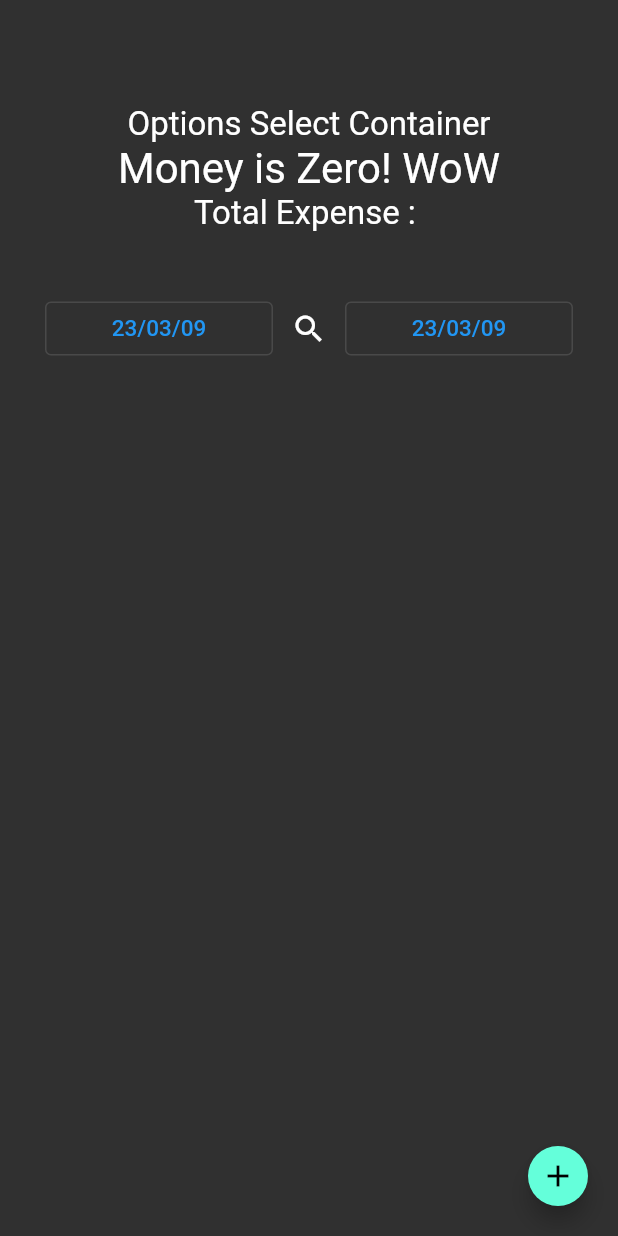
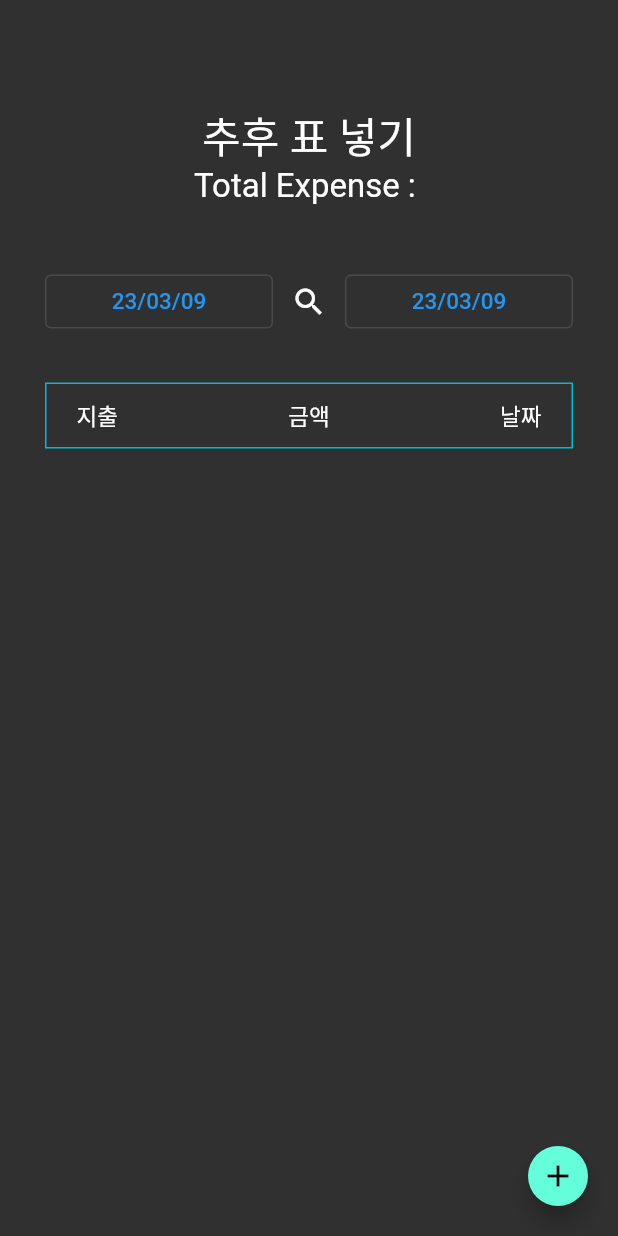
Before and after one commit to MyohanMyolang/Account_Book, a Flutter app: the AccountBookDetail screen opened by its route, on a phone screen of 412 x 824 dp. Run offline on Flutter 3.47's test engine with Material 2 defaults, Android fonts, the phone set to English and light mode, and no system bars; our stand-ins replace hive_flutter; accounts and stored records are empty.

```diff
--- a/lib/main.dart
+++ b/lib/main.dart
@@ -6,8 +6,8 @@ import 'package:account_book/screens/setting_screen.dart';
 import 'package:flutter/material.dart';
 import 'package:flutter_localizations/flutter_localizations.dart';
 
-void main() {
-  ABDataController();
+void main() async {
+  await ABDataController().init();
   runApp(const AccountBook());
 }
 
@@ -42,6 +42,7 @@ class _AccountBookState extends State<AccountBook> {
   @override
   Widget build(BuildContext context) {
     return MaterialApp(
+      locale: const Locale('ko', "KR"),
       localizationsDelegates: const [
         GlobalMaterialLocalizations.delegate,
         GlobalWidgetsLocalizations.delegate,
--- a/lib/modules/abmodel_data_controller.dart
+++ b/lib/modules/abmodel_data_controller.dart
@@ -1,5 +1,6 @@
 import 'package:account_book/models/account_book_model.dart';
 import 'package:hive_flutter/hive_flutter.dart';
+import 'package:intl/intl.dart';
 
 typedef DataList = Map<String, List<ABModel>>;
 
@@ -25,14 +26,12 @@ class ABDataController {
     }
   }
 
-  void init() async {
+  Future<void> init() async {
     await _hiveInit();
     _dataList = {};
   }
 
-  ABDataController._() {
-    init();
-  }
+  ABDataController._();
 
   factory ABDataController() {
     return _instance;
@@ -110,6 +109,21 @@ class ABDataController {
     return null;
   }
 
+  void setRecentDateListToHive(List<String> dates) {
+    modelBox.put("recentDates", dates);
+  }
+
+  List<String> getRecentDateListFromHive() {
+    List<String>? dates = modelBox.get("recentDates");
+    if (dates != null) return dates;
+
+    dates = [];
+    dates.add(DateFormat(DATE_FORMAT).format(DateTime.now()));
+    dates.add(DateFormat(DATE_FORMAT).format(DateTime.now()));
+
+    return dates;
+  }
+
   void removeData(ABModel data) {}
 
   void _removeItemToDataList(int index) {}
--- /dev/null
+++ b/lib/modules/date_calc.dart
@@ -0,0 +1,35 @@
+import 'package:account_book/modules/abmodel_data_controller.dart';
+import 'package:intl/intl.dart';
+
+import '../models/account_book_model.dart';
+
+class DateCalc {
+  static DataList getDataList(String targetFirst, String targetLast) {
+    DataList result = {};
+
+    // 추후 맘내키면 처음 Data입력 로직 수정
+    if (targetFirst == targetLast) {
+      List<ABModel>? model = ABDataController().getDayDatas(targetFirst);
+      if (model != null) result[targetFirst] = model;
+
+      return result;
+    }
+
+    DateTime dateTime =
+        DateFormat(ABDataController.DATE_FORMAT).parse(targetFirst);
+    int differ = _getDiffer(
+        DateFormat(ABDataController.DATE_FORMAT).parse(targetFirst),
+        DateFormat(ABDataController.DATE_FORMAT).parse(targetLast));
+
+    for (int i = 0; i <= differ; i++) {
+      String date = DateFormat(ABDataController.DATE_FORMAT).format(dateTime);
+      List<ABModel>? model = ABDataController().getDayDatas(date);
+      if (model != null) result[date] = model;
+      dateTime = dateTime.add(const Duration(days: 1));
+    }
+
+    return result;
+  }
+
+  static int _getDiffer(DateTime t1, DateTime t2) => t2.difference(t1).inDays;
+}
--- a/lib/screens/accounts/detail.dart
+++ b/lib/screens/accounts/detail.dart
@@ -1,8 +1,12 @@
+import 'package:account_book/models/account_book_model.dart';
 import 'package:account_book/modules/abmodel_data_controller.dart';
 import 'package:account_book/widgets/account_book_graph.dart';
 import 'package:account_book/widgets/add_ab_btn.dart';
+import 'package:account_book/widgets/detail_page_item.dart';
 import 'package:flutter/material.dart';
 import 'package:intl/intl.dart';
+
+import '../../modules/date_calc.dart';
 
 class AccountBookDetail extends StatefulWidget {
   const AccountBookDetail({super.key});
@@ -12,14 +16,27 @@ class AccountBookDetail extends StatefulWidget {
 }
 
 class _AccountBookDetailState extends State<AccountBookDetail> {
-  List<String?> dateList = List<String?>.filled(2, null);
+  ABDataController ctrl = ABDataController();
+  List<String> dateList = [];
+  DataList dataList = {};
+
+  // _dateList에서 날짜 값을 받아오고 저장시킨다.
+  // List<ABModel>
+
+  @override
+  void initState() {
+    dateList = ctrl.getRecentDateListFromHive();
+    dataList = DateCalc.getDataList(dateList[0], dateList[1]);
+    super.initState();
+  }
+
   @override
   Widget build(BuildContext context) {
     return Scaffold(
+      resizeToAvoidBottomInset: false,
       floatingActionButton: const AddABFloatingBtn(),
       body: SingleChildScrollView(
         child: Container(
-          width: double.infinity,
           padding: const EdgeInsets.symmetric(horizontal: 30),
           child: Column(
             children: [
@@ -37,13 +54,18 @@ class _AccountBookDetailState extends State<AccountBookDetail> {
                         _SelectDate(context, 0);
                       },
                       child: Text(
-                        dateList[0] ??= DateFormat(ABDataController.DATE_FORMAT)
-                            .format(DateTime.now()),
+                        dateList[0],
                       ),
                     ),
                   ),
                   IconButton(
-                    onPressed: () {},
+                    onPressed: () {
+                      ctrl.setRecentDateListToHive(dateList);
+                      setState(() {
+                        dataList =
+                            DateCalc.getDataList(dateList[0], dateList[1]);
+                      });
+                    },
                     icon: const Icon(Icons.search),
                   ),
                   Expanded(
@@ -52,12 +74,51 @@ class _AccountBookDetailState extends State<AccountBookDetail> {
                         _SelectDate(context, 1);
                       },
                       child: Text(
-                        dateList[1] ??= DateFormat(ABDataController.DATE_FORMAT)
-                            .format(DateTime.now()),
+                        dateList[1],
                       ),
                     ),
                   ),
                 ],
+              ),
+              const SizedBox(height: 30),
+              Container(
+                padding: const EdgeInsets.symmetric(
+                  vertical: 10,
+                  horizontal: 20,
+                ),
+                decoration: BoxDecoration(
+                  border: Border.all(
+                    color: Colors.cyan,
+                  ),
+                ),
+                child: Row(
+                  mainAxisAlignment: MainAxisAlignment.spaceBetween,
+                  children: const [
+                    Text("지출"),
+                    Text("금액"),
+                    Text("날짜"),
+                  ],
+                ),
+              ),
+              ListView.builder(
+                padding: EdgeInsets.zero,
+                shrinkWrap: true,
+                itemCount: dataList.length,
+                physics: const NeverScrollableScrollPhysics(),
+                itemBuilder: (BuildContext context, int index) {
+                  String key = dataList.keys.elementAt(index);
+                  List<ABModel> modelList = dataList[key]!;
+
+                  return ListView.builder(
+                    padding: EdgeInsets.zero,
+                    shrinkWrap: true,
+                    itemCount: modelList.length,
+                    physics: const NeverScrollableScrollPhysics(),
+                    itemBuilder: (BuildContext context, int index) {
+                      return DetailItem(model: modelList[index]);
+                    },
+                  );
+                },
               )
             ],
           ),
@@ -70,7 +131,7 @@ class _AccountBookDetailState extends State<AccountBookDetail> {
     final DateTime? selected = await showDatePicker(
       context: context,
       initialDate:
-          DateFormat(ABDataController.DATE_FORMAT).parse(dateList[target]!),
+          DateFormat(ABDataController.DATE_FORMAT).parse(dateList[target]),
       firstDate: DateTime(1950),
       lastDate: DateTime.now(),
     );
@@ -83,7 +144,6 @@ class _AccountBookDetailState extends State<AccountBookDetail> {
   }
 }
 
-
 /*
   TODO:
   1. detail Page에 보여줄 Widget제작
--- a/lib/widgets/account_book_graph.dart
+++ b/lib/widgets/account_book_graph.dart
@@ -1,21 +1,29 @@
+import 'package:account_book/modules/abmodel_data_controller.dart';
 import 'package:flutter/material.dart';
 
-class ABGraph extends StatelessWidget {
+class ABGraph extends StatefulWidget {
   const ABGraph({super.key});
 
   @override
+  State<ABGraph> createState() => _ABGraphState();
+}
+
+class _ABGraphState extends State<ABGraph> {
+  List<String> dateList = [];
+  ABDataController ctrl = ABDataController();
+  @override
+  void initState() {
+    dateList = ctrl.getRecentDateListFromHive();
+    super.initState();
+  }
+
+  @override
   Widget build(BuildContext context) {
-    return Hero(
-      tag: "AccountHero",
-      child: Column(
+    return Column(
       mainAxisAlignment: MainAxisAlignment.center,
       children: const [
         Text(
-            "Options Select Container",
-            style: TextStyle(fontSize: 22),
-          ),
-          Text(
-            "Money is Zero! WoW",
+          "추후 표 넣기",
           style: TextStyle(fontSize: 28),
         ),
         Text(
@@ -23,7 +31,6 @@ class ABGraph extends StatelessWidget {
           style: TextStyle(fontSize: 22),
         ),
       ],
-      ),
     );
   }
 }
```
Also changed, not shown: lib/widgets/detail_page_item.dart (added, +82 -0 lines). Lines whose indentation alone changed are shown as unchanged.
